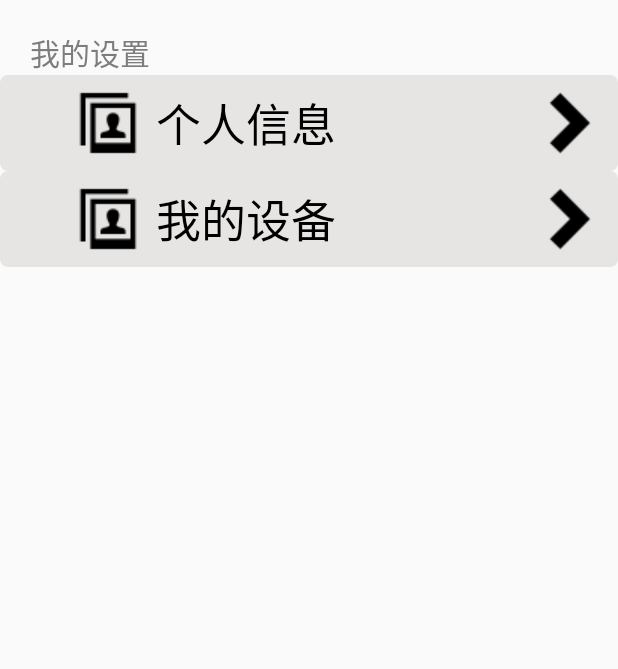
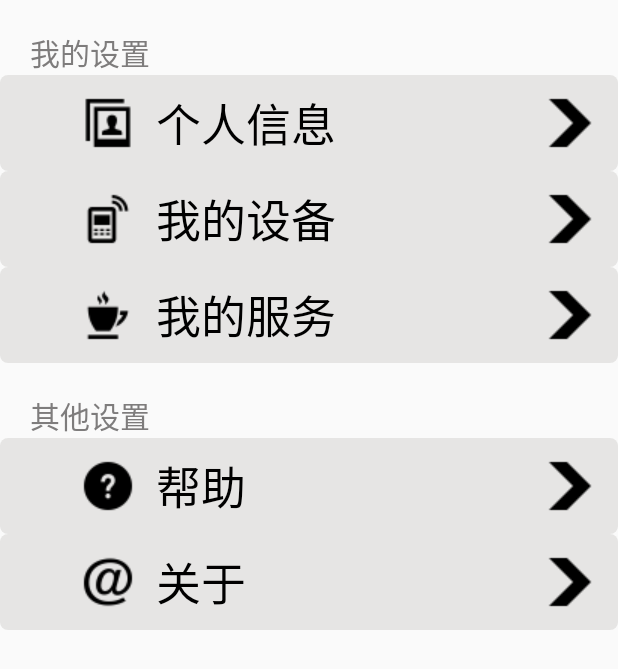
Before and after one commit to returnToZ/BandHelper, an Android app: the SettingActivity screen opened directly, with no data from a screen before it, on a phone screen of 412 x 824 dp. Shown: the top 669 px of the screen. Run offline under Robolectric (Android 15) with nearby library versions, the phone set to English and light mode, and no system bars.

Commit message:
UI update

```diff
--- a/app/src/main/AndroidManifest.xml
+++ b/app/src/main/AndroidManifest.xml
@@ -4,7 +4,7 @@
 
     <application
         android:allowBackup="true"
-        android:icon="@mipmap/ic_launcher"
+        android:icon="@drawable/icon_app"
         android:label="@string/app_name"
         android:supportsRtl="true"
         android:theme="@style/AppTheme">
@@ -17,6 +17,7 @@
         </activity>
         <activity android:name=".MainActivity"/>
         <activity android:name=".SettingActivity"/>
+        <activity android:name=".PersonalInfoActivity"/>
     </application>
 
 </manifest>
--- a/app/src/main/java/james/com/mag1c_band/SettingActivity.java
+++ b/app/src/main/java/james/com/mag1c_band/SettingActivity.java
@@ -1,12 +1,27 @@
 package james.com.mag1c_band;
 
 import android.app.Activity;
+import android.content.Intent;
 import android.os.Bundle;
+import android.view.View;
+import android.widget.Button;
+import android.widget.ImageView;
+import android.widget.TableRow;
 
-public class SettingActivity extends Activity{
+public class SettingActivity extends Activity implements View.OnClickListener{
+    TableRow personInfo;
     @Override
-    protected void onCreate(Bundle savedInstaceState){
-        super.onCreate(savedInstaceState);
+    protected void onCreate(Bundle savedInstanceState){
+        super.onCreate(savedInstanceState);
         setContentView(R.layout.activity_setting);
+        personInfo = (TableRow)findViewById(R.id.personInfo);
+        personInfo.setOnClickListener(this);
+    }
+    public void onClick(View v){
+        switch (v.getId()){
+            case R.id.personInfo:
+                Intent intent1 = new Intent(v.getContext(),PersonalInfoActivity.class);
+                startActivity(intent1);
+        }
     }
 }
--- /dev/null
+++ b/app/src/main/res/layout/activity_personal_info.xml
@@ -0,0 +1,6 @@
+<?xml version="1.0" encoding="utf-8"?>
+<LinearLayout xmlns:android="http://schemas.android.com/apk/res/android"
+              android:layout_width="match_parent"
+              android:layout_height="match_parent">
+
+</LinearLayout>
--- a/app/src/main/res/layout/activity_setting.xml
+++ b/app/src/main/res/layout/activity_setting.xml
@@ -18,11 +18,12 @@
         android:layout_height="wrap_content"
         android:stretchColumns="1">
         <TableRow
+            android:id="@+id/personInfo"
             android:background="@drawable/login_box">
             <TextView
                 android:layout_width="wrap_content"
                 android:layout_height="wrap_content"
-                android:drawableLeft="@drawable/personal_info"
+                android:drawableLeft="@drawable/icon_personal"
                 android:text="个人信息"
                 android:textColor="#000"
                 android:gravity="center"
@@ -33,15 +34,16 @@
                 android:layout_width="wrap_content"
                 android:layout_height="match_parent"
                 android:layout_gravity="right"
-                android:src="@drawable/arrow"
+                android:src="@drawable/icon_arrow"
                 />
         </TableRow>
         <TableRow
+            android:id="@+id/myDevice"
             android:background="@drawable/login_box">
             <TextView
                 android:layout_width="wrap_content"
                 android:layout_height="wrap_content"
-                android:drawableLeft="@drawable/personal_info"
+                android:drawableLeft="@drawable/icon_mobilephone"
                 android:text="我的设备"
                 android:textColor="#000"
                 android:gravity="center"
@@ -52,9 +54,84 @@
                 android:layout_width="wrap_content"
                 android:layout_height="match_parent"
                 android:layout_gravity="right"
-                android:src="@drawable/arrow"
+                android:src="@drawable/icon_arrow"
                 />
         </TableRow>
-
+        <TableRow
+            android:id="@+id/myService"
+            android:background="@drawable/login_box">
+            <TextView
+                android:layout_width="wrap_content"
+                android:layout_height="wrap_content"
+                android:drawableLeft="@drawable/icon_coffee"
+                android:text="我的服务"
+                android:textColor="#000"
+                android:gravity="center"
+                android:layout_marginLeft="40dp"
+                android:textSize="30sp"
+                />
+            <ImageView
+                android:layout_width="wrap_content"
+                android:layout_height="match_parent"
+                android:layout_gravity="right"
+                android:src="@drawable/icon_arrow"
+                />
+        </TableRow>
+    </TableLayout>
+    <TextView
+        android:id="@+id/Other_settings"
+        android:layout_below="@+id/My_settings"
+        android:layout_width="match_parent"
+        android:layout_height="wrap_content"
+        android:text="其他设置"
+        android:layout_marginLeft="20dp"
+        android:layout_marginTop="20dp"
+        android:textSize="20sp"
+        android:textColor="#7e7c7c"/>
+    <TableLayout
+        android:layout_below="@+id/Other_settings"
+        android:layout_width="match_parent"
+        android:layout_height="wrap_content"
+        android:stretchColumns="1">
+        <TableRow
+            android:id="@+id/help"
+            android:background="@drawable/login_box">
+            <TextView
+                android:layout_width="wrap_content"
+                android:layout_height="wrap_content"
+                android:drawableLeft="@drawable/icon_help"
+                android:text="帮助"
+                android:textColor="#000"
+                android:gravity="center"
+                android:layout_marginLeft="40dp"
+                android:textSize="30sp"
+                />
+            <ImageView
+                android:layout_width="wrap_content"
+                android:layout_height="match_parent"
+                android:layout_gravity="right"
+                android:src="@drawable/icon_arrow"
+                />
+        </TableRow>
+        <TableRow
+            android:id="@+id/about"
+            android:background="@drawable/login_box">
+            <TextView
+                android:layout_width="wrap_content"
+                android:layout_height="wrap_content"
+                android:drawableLeft="@drawable/icon_about"
+                android:text="关于"
+                android:textColor="#000"
+                android:gravity="center"
+                android:layout_marginLeft="40dp"
+                android:textSize="30sp"
+                />
+            <ImageView
+                android:layout_width="wrap_content"
+                android:layout_height="match_parent"
+                android:layout_gravity="right"
+                android:src="@drawable/icon_arrow"
+                />
+        </TableRow>
     </TableLayout>
 </RelativeLayout>
```
Also changed, not shown: app/src/main/java/james/com/mag1c_band/PersonalInfoActivity.java (added, +13 -0 lines), app/src/main/res/layout/activity_login.xml (+12 -8 lines), app/src/main/res/layout/activity_main.xml (+3 -7 lines), app/src/main/res/drawable/arrow.png (deleted), app/src/main/res/drawable/chat_icon.png (deleted), app/src/main/res/drawable/icon_about.png (added), app/src/main/res/drawable/icon_app.png (added), app/src/main/res/drawable/icon_arrow.png (added), app/src/main/res/drawable/icon_chat.png (added), app/src/main/res/drawable/icon_coffee.png (added), app/src/main/res/drawable/icon_help.png (added), app/src/main/res/drawable/icon_mobilephone.png (added), app/src/main/res/drawable/icon_personal.png (added), app/src/main/res/drawable/icon_setting.png (renamed from app/src/main/res/drawable/setting_icon.png), 2 more files.
